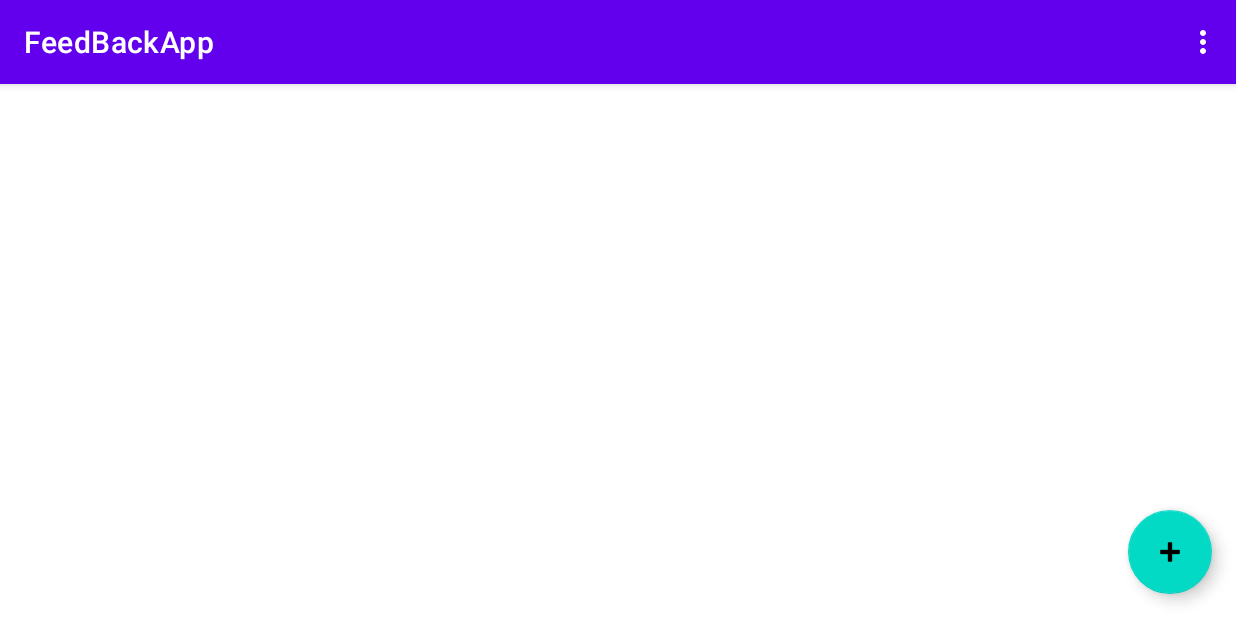
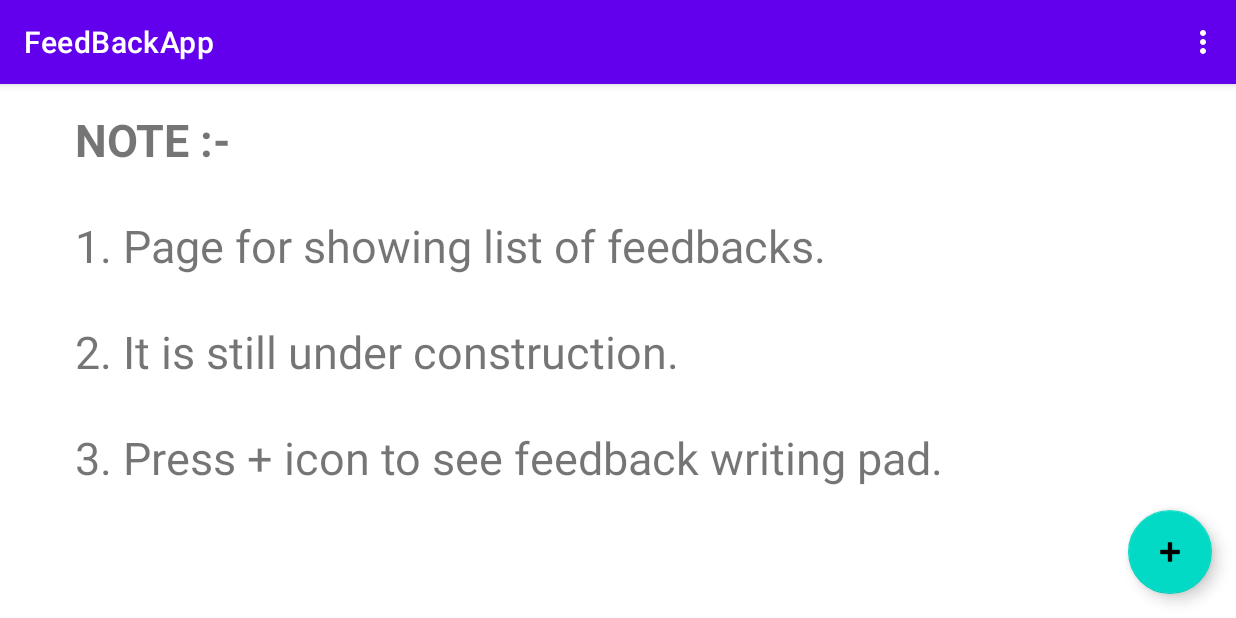
Before and after one commit to param105/FeedbackApp, an Android app: the FirstFragment screen opened directly, with no data from a screen before it, on a phone screen of 824 x 412 dp (held sideways). Run offline under Robolectric (Android 15) with nearby library versions, the phone set to English and light mode, and no system bars.

Commit message:
FeedBackApp_V1.0_28062020.apk uploaded

```diff
--- a/FeedBackApp/app/src/main/AndroidManifest.xml
+++ b/FeedBackApp/app/src/main/AndroidManifest.xml
@@ -27,7 +27,6 @@
             android:label="@string/app_name"
             android:screenOrientation="landscape"
             android:theme="@style/AppTheme.NoActionBar">
-
         </activity>
         <activity
             android:name=".ui.details.DisplayImageActivity"
--- a/FeedBackApp/app/src/main/java/com/param/feedbackapp/ui/mainlist/FeedbackGridFragment.kt
+++ b/FeedBackApp/app/src/main/java/com/param/feedbackapp/ui/mainlist/FeedbackGridFragment.kt
@@ -10,6 +10,7 @@ import android.graphics.BitmapFactory
 import android.net.Uri
 import android.os.Bundle
 import android.os.Environment
+import android.text.Html
 import android.util.Log
 import androidx.fragment.app.Fragment
 import android.view.LayoutInflater
@@ -17,6 +18,7 @@ import android.view.View
 import android.view.ViewGroup
 import android.view.WindowManager
 import android.widget.EditText
+import androidx.core.app.ActivityCompat
 import androidx.core.content.ContextCompat
 import androidx.recyclerview.widget.GridLayoutManager
 import com.param.feedbackapp.R
@@ -49,6 +51,12 @@ class FirstFragment : Fragment() {
         super.onViewCreated(view, savedInstanceState)
         checkPermissions()
         setFabClickEvent()
+        setDummyText()
+        //initRecycler()
+    }
+
+    private fun setDummyText() {
+        tvDummyText.setText(Html.fromHtml(getString(R.string.dummy_string)));
     }
 
     private fun setFabClickEvent() {
@@ -61,22 +69,35 @@ class FirstFragment : Fragment() {
     }
 
     private fun checkPermissions() {
-        if(ContextCompat.checkSelfPermission(requireContext(), Manifest.permission.WRITE_EXTERNAL_STORAGE)
-            != PackageManager.PERMISSION_GRANTED){
-            requestPermissions(
+
+        if (ContextCompat.checkSelfPermission(requireContext(),
+                Manifest.permission.WRITE_EXTERNAL_STORAGE) != PackageManager.PERMISSION_GRANTED) {
+            if (ActivityCompat.shouldShowRequestPermissionRationale(
+                    activity as Activity,
+                    Manifest.permission.WRITE_EXTERNAL_STORAGE
+                )
+            ) {
+
+            } else {
+
+                ActivityCompat.requestPermissions(
+                    activity as Activity,
                     arrayOf(Manifest.permission.WRITE_EXTERNAL_STORAGE),
                     PERMISSIONS_REQUEST_WRITE_EXTERNAL_STORAGE
                 )
-        }else{
+            }
+        }
+    }
+
+    private fun initRecycler() {
         drawAdapter = DrawAdapter(
             this.requireContext(),
             getFilesPath()
         )
-            rv_feedback.layoutManager = GridLayoutManager(requireContext(),3)
+        rv_feedback.layoutManager = GridLayoutManager(requireContext(), 3)
         rv_feedback.adapter = drawAdapter
+    }
 
-        }
-    }
 
     private fun getFilesPath(): ArrayList<String>{
         val resultList = ArrayList<String>()
@@ -96,6 +117,7 @@ class FirstFragment : Fragment() {
     }
 
     private fun saveImage(bitmap: Bitmap, fileName: String) {
+        try{
             val path =activity?.getExternalFilesDir(Environment.DIRECTORY_PICTURES)
             Log.e("path",path.toString())
             val file = File(path, "$fileName.png")
@@ -106,6 +128,10 @@ class FirstFragment : Fragment() {
             outputStream.flush()
             outputStream.close()
             updateRecyclerView(Uri.fromFile(file))
+        }catch(e:Exception){
+            e.printStackTrace()
+        }
+
     }
 
 
--- a/FeedBackApp/app/src/main/res/layout/fragment_feedback_grid.xml
+++ b/FeedBackApp/app/src/main/res/layout/fragment_feedback_grid.xml
@@ -22,8 +22,21 @@
         android:layout_marginEnd="16dp"
         android:layout_marginBottom="16dp"
         android:clickable="true"
+        android:focusable="true"
         android:src="@android:drawable/ic_input_add"
         app:layout_constraintBottom_toBottomOf="parent"
+        app:layout_constraintEnd_toEndOf="parent" />
+
+    <TextView
+        android:id="@+id/tvDummyText"
+        android:layout_width="0dp"
+        android:layout_height="wrap_content"
+       android:layout_marginLeft="50dp"
+        android:layout_marginRight="50dp"
+        android:text="@string/dummy_string"
+        android:textSize="30sp"
+        app:layout_constraintBottom_toBottomOf="parent"
         app:layout_constraintEnd_toEndOf="parent"
-        android:focusable="true" />
+        app:layout_constraintStart_toStartOf="parent"
+        app:layout_constraintTop_toTopOf="@+id/rv_feedback" />
 </androidx.constraintlayout.widget.ConstraintLayout>
--- a/FeedBackApp/app/src/main/res/values/strings.xml
+++ b/FeedBackApp/app/src/main/res/values/strings.xml
@@ -23,4 +23,12 @@
     <string name="invalid_username">Not a valid username</string>
     <string name="invalid_password">Password must be >5 characters</string>
     <string name="login_failed">"Login failed"</string>
+    <string name="dummy_string">
+        <![CDATA[
+        <p><b> NOTE :- </b></p>
+        <p> 1. Page for showing list of feedbacks. </p>
+        <p> 2. It is still under construction. </p>
+        <p> 3. Press + icon to see feedback writing pad.</p>
+        ]]>
+        </string>
 </resources>
```
Also changed, not shown: FeedBackApp/app/src/main/java/com/param/feedbackapp/ui/drawing/RenderActivity.kt (+11 -3 lines), FeedBackApp/app/src/main/java/com/param/feedbackapp/ui/mainlist/ImageGridAdapter.kt (+7 -2 lines), FeedBackApp/app/src/main/res/layout/activity_render.xml (+25 -15 lines). Lines whose indentation alone changed are shown as unchanged.
